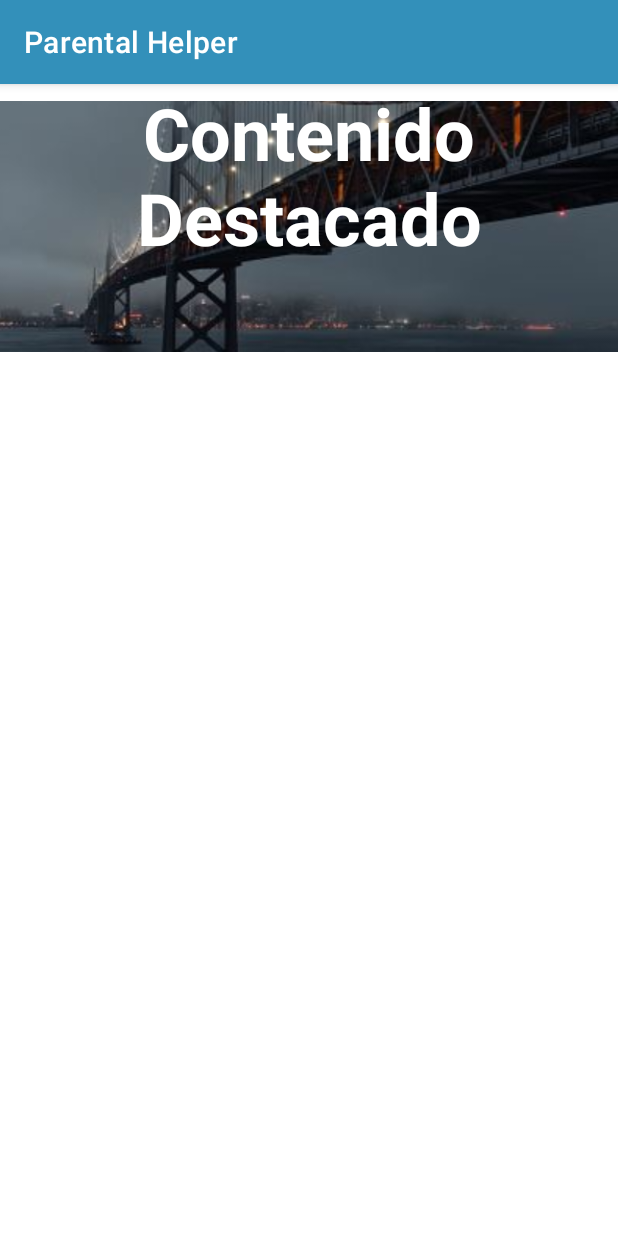
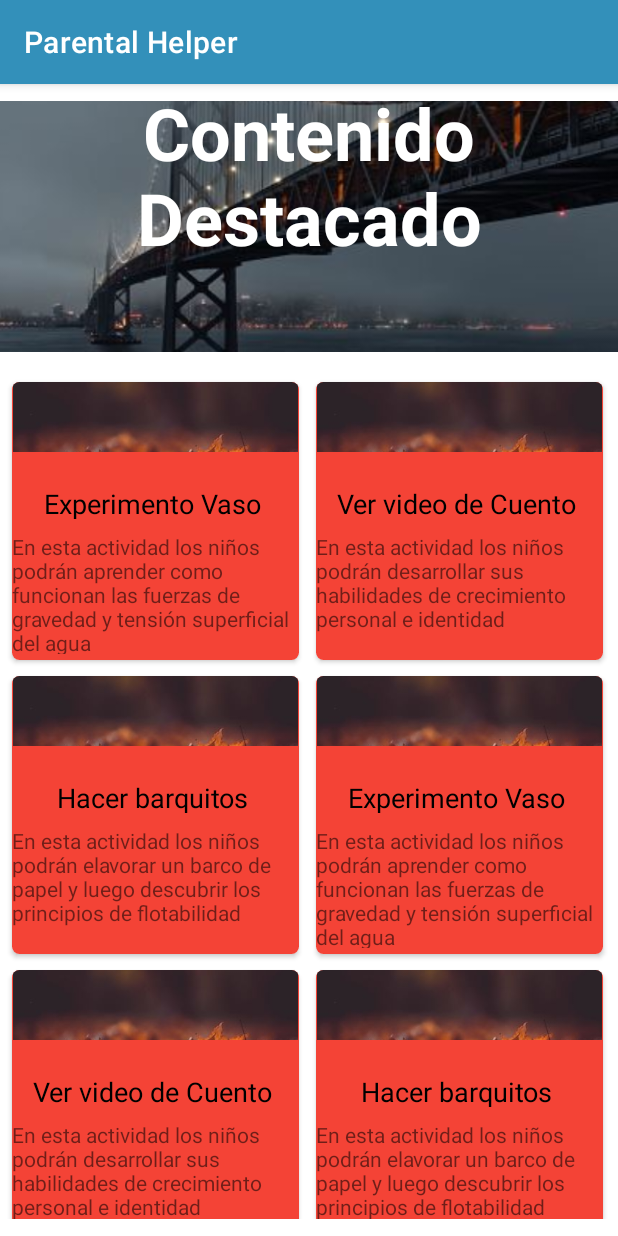
Before and after one commit to DaikiYagami/ParentalHelper, an Android app: the Destacados screen opened directly, with no data from a screen before it, on a phone screen of 412 x 824 dp. Run offline under Robolectric (Android 15) with nearby library versions, the phone set to English and light mode, and no system bars; our stand-ins replace Room's generated code.

Commit message:
revisiones del profe Seba check

```diff
--- a/ParentalHelper/app/src/main/java/com/tomaspev/parentalhelper/Destacados.kt
+++ b/ParentalHelper/app/src/main/java/com/tomaspev/parentalhelper/Destacados.kt
@@ -3,7 +3,7 @@ package com.tomaspev.parentalhelper
 import androidx.appcompat.app.AppCompatActivity
 import android.os.Bundle
 import androidx.recyclerview.widget.GridLayoutManager
-import androidx.recyclerview.widget.LinearLayoutManager
+
 import androidx.recyclerview.widget.RecyclerView
 
 class Destacados : AppCompatActivity() {
@@ -14,8 +14,8 @@ class Destacados : AppCompatActivity() {
         super.onCreate(savedInstanceState)
         setContentView(R.layout.activity_destacados)
 
-        val recyclerView = findViewById<RecyclerView>(R.id.rv_destacados)
-        recyclerView.layoutManager = GridLayoutManager(applicationContext, 1)
+        val recyclerView = findViewById<RecyclerView>(R.id.rv_lista_destacado)
+        recyclerView.layoutManager = GridLayoutManager(applicationContext, 2)
         destacadoAdapter = ListadoDestacadoAdapter(applicationContext)
         recyclerView.adapter = destacadoAdapter
 
--- a/ParentalHelper/app/src/main/java/com/tomaspev/parentalhelper/ListadoDestacadoAdapter.kt
+++ b/ParentalHelper/app/src/main/java/com/tomaspev/parentalhelper/ListadoDestacadoAdapter.kt
@@ -38,7 +38,7 @@ class ListadoDestacadoAdapter(var context: Context): RecyclerView.Adapter<Listad
         holder.cardView.setOnClickListener {
             context = holder.itemView.context
             val intent = Intent(context, DetalleContenido::class.java)
-            intent.putExtra("registro", data)
+            intent.putExtra("contenido", data)
             context.startActivity(intent)
         }
     }
```
Also changed, not shown: ParentalHelper/app/src/main/res/layout/activity_detalle_contenido.xml (+6 -5 lines).
